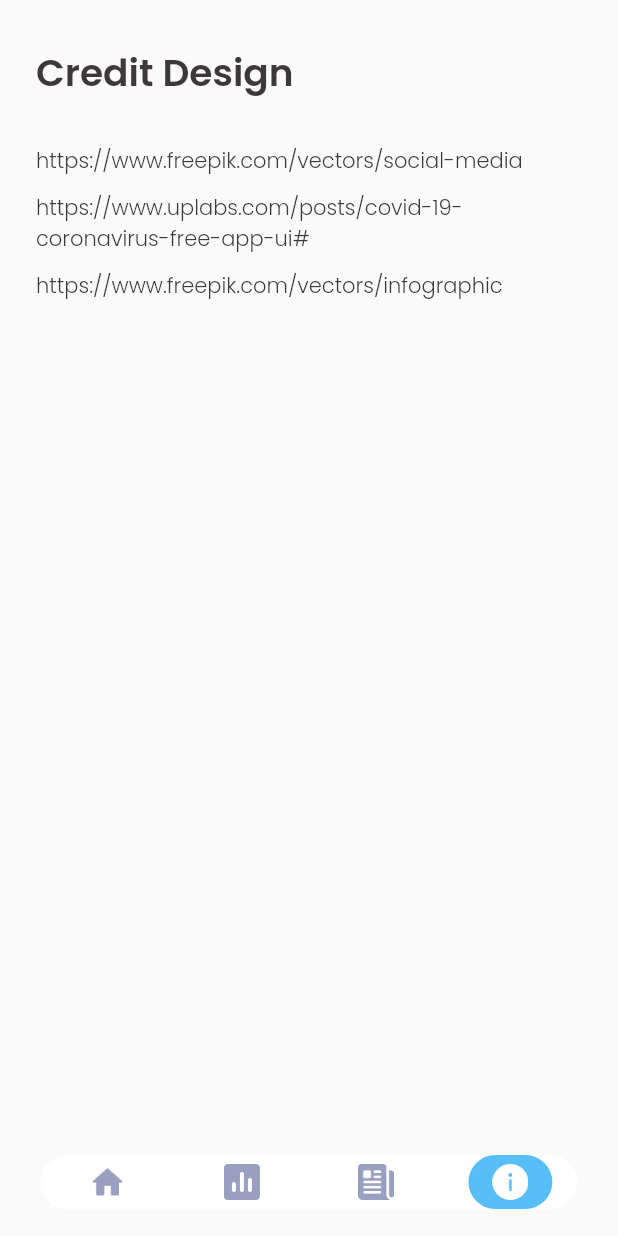
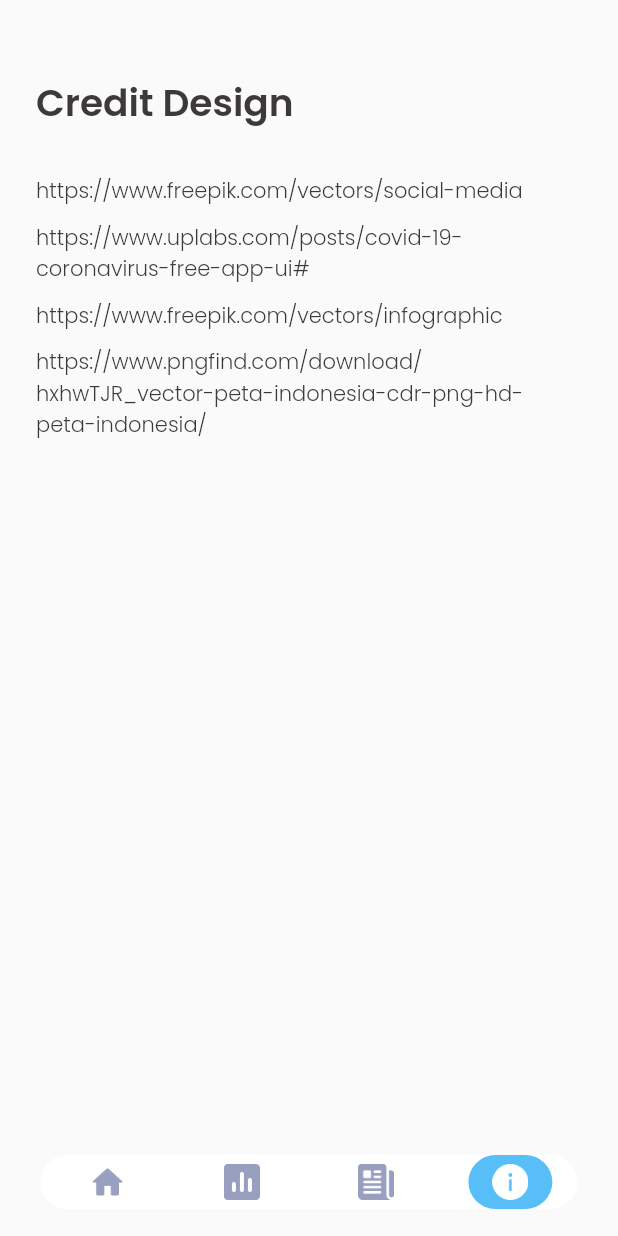
Before and after one commit to fahadhafizdev/covid_app, a Flutter app: the screen it shows after launch, item 4 of the bottom bar chosen, on a phone screen of 412 x 824 dp. Run offline on Flutter 3.47's test engine with Material 2 defaults, Android fonts, the phone set to English and light mode, and no system bars; our stand-ins replace bloc, equatable, flutter_bloc, google_fonts; network calls fail.

Commit message:
Update info_page.dart

```diff
--- a/lib/ui/page/info_page.dart
+++ b/lib/ui/page/info_page.dart
@@ -6,7 +6,7 @@ class InfoPage extends StatelessWidget {
   Widget build(BuildContext context) {
     return Container(
       margin: EdgeInsets.symmetric(
-        vertical: 30,
+        vertical: 50,
         horizontal: defaultMargin,
       ),
       child: Column(
@@ -46,6 +46,15 @@ class InfoPage extends StatelessWidget {
               fontWeight: light,
             ),
           ),
+          SizedBox(
+            height: 10,
+          ),
+          Text(
+            'https://www.pngfind.com/download/hxhwTJR_vector-peta-indonesia-cdr-png-hd-peta-indonesia/',
+            style: blackTextStyle.copyWith(
+              fontWeight: light,
+            ),
+          ),
         ],
       ),
     );
```
